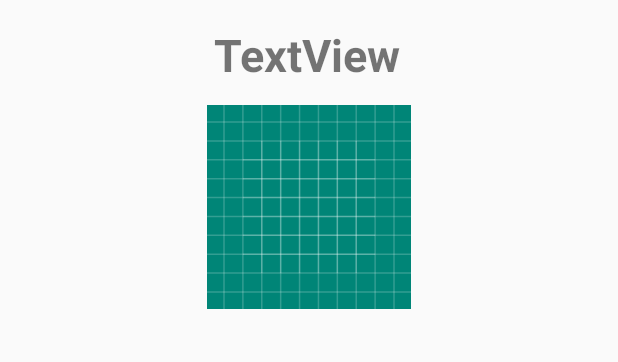
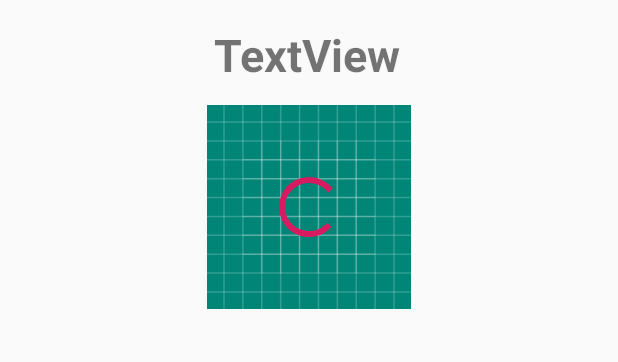
Before and after one commit to amofen/Book-Finder, an Android app: the layout activity_book_details.xml on its own in the app's theme, with its tools: preview values and no code run, on a phone screen of 412 x 824 dp. Shown: the top 362 px of the screen. Run offline under Robolectric (Android 15) with nearby library versions, the phone set to English and light mode, and no system bars.

```diff
--- a/app/src/main/AndroidManifest.xml
+++ b/app/src/main/AndroidManifest.xml
@@ -3,6 +3,7 @@
     package="com.example.bookfinder">
 
     <uses-permission android:name="android.permission.CAMERA" />
+    <uses-permission android:name="android.permission.INTERNET" />
 
     <uses-feature android:name="android.hardware.camera.any" />
     <uses-feature
--- a/app/src/main/java/com/example/bookfinder/data/BookInfoRetrieveAsyncTask.java
+++ b/app/src/main/java/com/example/bookfinder/data/BookInfoRetrieveAsyncTask.java
@@ -30,7 +30,7 @@ public class BookInfoRetrieveAsyncTask extends AsyncTask<String,Integer,Book> {
         book.setPublishedDate("2019-03-17");
         book.setPublisher("APress");
         book.setTitle("The Android Book");
-        book.setThumbnail("http://books.google.com/android-book/thumbnail.jpeg");
+        book.setThumbnail("https://books.google.com/books/content?id=fFtNPgAACAAJ&printsec=frontcover&img=1&zoom=1&source=gbs_api");
         try{
             Thread.sleep(2000);
         }catch (Exception ex){
--- a/app/src/main/res/layout/activity_book_details.xml
+++ b/app/src/main/res/layout/activity_book_details.xml
@@ -223,4 +223,14 @@
         app:layout_constraintHorizontal_bias="0.5"
         app:layout_constraintStart_toStartOf="parent"
         app:layout_constraintTop_toTopOf="parent" />
+
+    <ProgressBar
+        android:id="@+id/progressBar"
+        style="?android:attr/progressBarStyle"
+        android:layout_width="wrap_content"
+        android:layout_height="wrap_content"
+        app:layout_constraintBottom_toBottomOf="@+id/inf_img"
+        app:layout_constraintEnd_toEndOf="@+id/inf_img"
+        app:layout_constraintStart_toStartOf="@+id/inf_img"
+        app:layout_constraintTop_toTopOf="@+id/inf_img" />
 </android.support.constraint.ConstraintLayout>
```
Also changed, not shown: app/src/main/java/com/example/bookfinder/BookDetailsActivity.java (+63 -4 lines), app/src/main/java/com/example/bookfinder/CodeScanActivity.java (+9 -2 lines), app/src/main/java/com/example/bookfinder/data/ThumbnailRetrievedListener.java (added, +7 -0 lines), app/src/main/res/layout/activity_code_scan.xml (+10 -0 lines).
